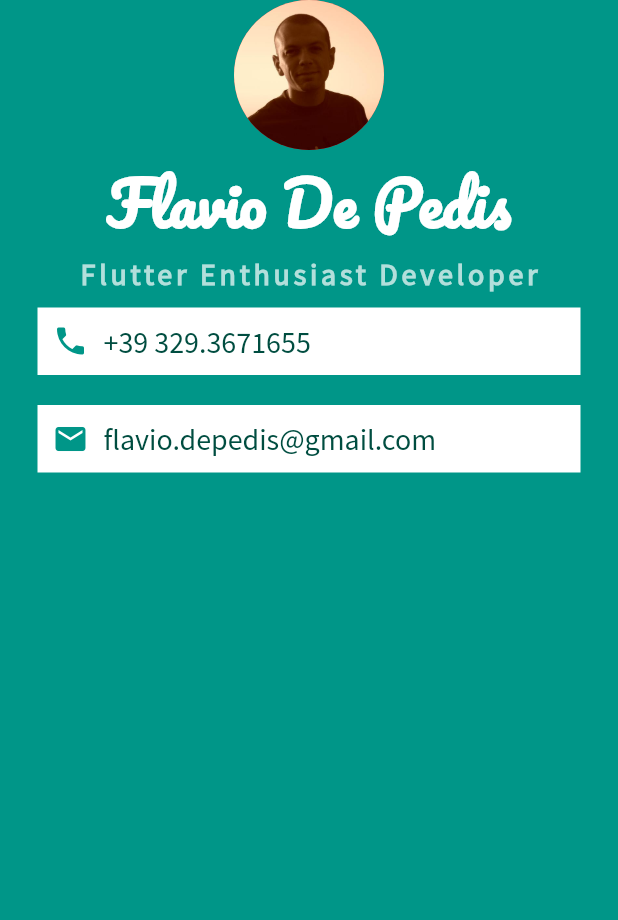
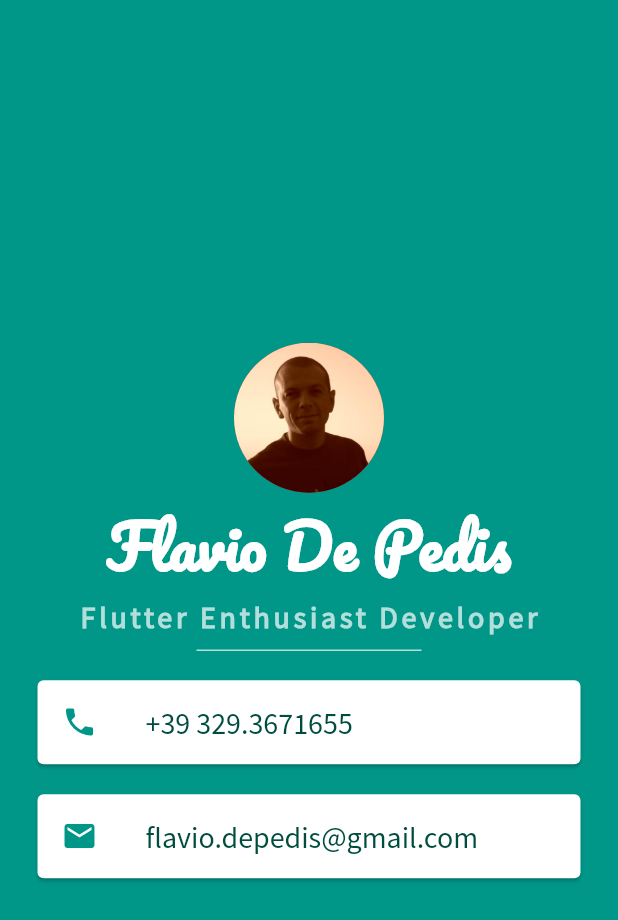
Before and after one commit to fdepedis/flutter_micard, a Flutter app: the screen it shows after launch, on a phone screen of 412 x 824 dp. Shown: the top 920 px of the screen. Run offline on Flutter 3.47's test engine with Material 2 defaults, Android fonts, the phone set to English and light mode, and no system bars.

Commit message:
Lesson 54

```diff
--- a/lib/main.dart
+++ b/lib/main.dart
@@ -48,7 +48,7 @@ class _MyHomePageState extends State<MyHomePage> {
         child: Column(
           //mainAxisSize: MainAxisSize.min,
           //verticalDirection: VerticalDirection.up,
-          //mainAxisAlignment: MainAxisAlignment.spaceBetween,
+          mainAxisAlignment: MainAxisAlignment.center,
           //crossAxisAlignment: CrossAxisAlignment.stretch,
           children: <Widget>[
             CircleAvatar(
@@ -73,52 +73,50 @@ class _MyHomePageState extends State<MyHomePage> {
                 fontWeight: FontWeight.bold,
               ),
             ),
-            Container(
-              color: Colors.white,
-              padding: EdgeInsets.all(10.0),
+            SizedBox(
+              height: 20.0,
+              width: 150.0,
+              child: Divider(
+                color: Colors.teal.shade100,
+                thickness: 1,
+              ),
+            ),
+            Card(
+              //color: Colors.white,
+              //padding: EdgeInsets.all(10.0),
               margin: EdgeInsets.symmetric(vertical: 10.0, horizontal: 25.0),
-              child: Row(
-                children: <Widget>[
-                  Icon(
+              child: ListTile(
+                leading: Icon(
                   Icons.phone,
                   color: Colors.teal,
                 ),
-                  SizedBox(
-                    width: 10.0,
-                  ),
-                  Text(
+                title: Text(
                   '+39 329.3671655',
                   style: TextStyle(
                     color: Colors.teal.shade900,
                     fontFamily: 'Source Sans Pro',
                     fontSize: 20.0,
                   ),
-                  )
-                ],
                 ),
               ),
-            Container(
-              color: Colors.white,
-              padding: EdgeInsets.all(10.0),
+            ),
+            Card(
+              //color: Colors.white,
+              //padding: EdgeInsets.all(10.0),
               margin: EdgeInsets.symmetric(vertical: 10.0, horizontal: 25.0),
-              child: Row(
-                children: <Widget>[
-                  Icon(
+              child: ListTile(
+                leading: Icon(
                   Icons.email,
                   color: Colors.teal,
                 ),
-                  SizedBox(
-                    width: 10.0,
-                  ),
-                  Text(
+                title: Text(
                   'flavio.depedis@gmail.com',
                   style: TextStyle(
                     color: Colors.teal.shade900,
                     fontFamily: 'Source Sans Pro',
                     fontSize: 20.0,
                   ),
-                  )
-                ],
+                ),
               ),
             ),
           ],
```
Lines whose indentation alone changed are shown as unchanged.
